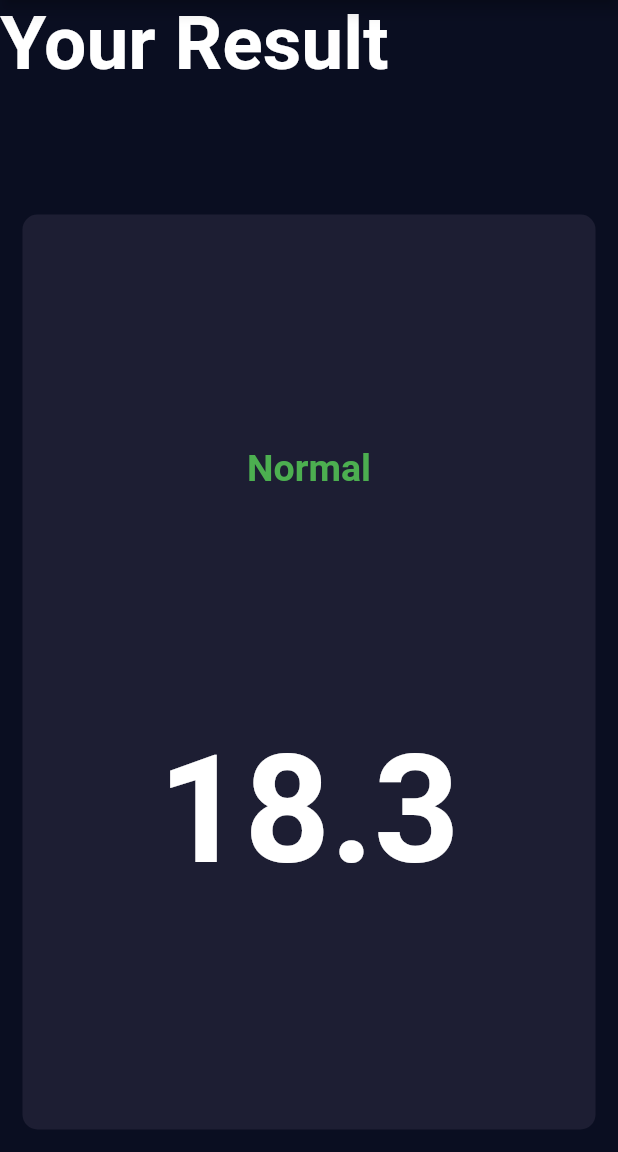
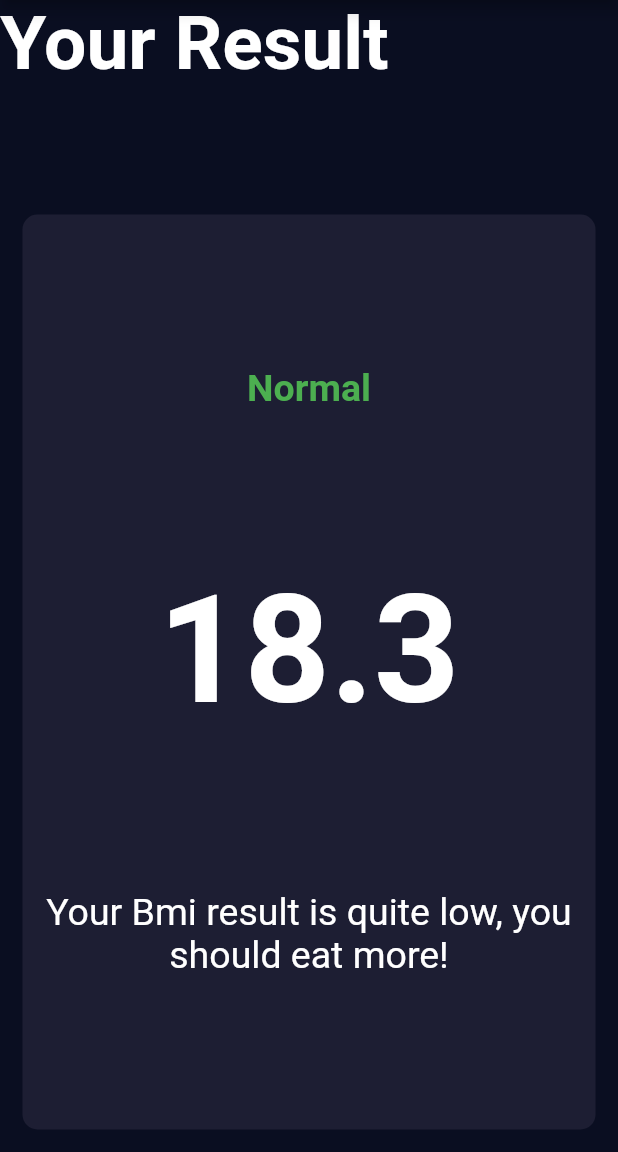
Before and after one commit to mdazadhossain95/BMI-Calculator, a Flutter app: the ResultsPage screen opened directly, on a phone screen of 412 x 824 dp, the part 84-1236 px from its top. Run offline on Flutter 3.47's test engine with Material 2 defaults, Android fonts, the phone set to English and light mode, and no system bars; our stand-ins replace font_awesome_flutter.

Commit message:
create bottom_button.dart, round_icon_button.dart

```diff
--- a/lib/constants.dart
+++ b/lib/constants.dart
@@ -33,3 +33,7 @@ const kBmiTextStyle = TextStyle(
   fontSize: 100.0,
   fontWeight: FontWeight.bold,
 );
+
+const kBodyTextStyle = TextStyle(
+  fontSize: 25.0,
+);
--- a/lib/results_page.dart
+++ b/lib/results_page.dart
@@ -19,9 +19,10 @@ class ResultsPage extends StatelessWidget {
         children: [
           Expanded(
             child: Container(
-                child: const Text('Your Result',
-                style: kTitleTextStyle,),
-
+              child: const Text(
+                'Your Result',
+                style: kTitleTextStyle,
+              ),
             ),
           ),
           Expanded(
@@ -39,12 +40,14 @@ class ResultsPage extends StatelessWidget {
                     Text(
                       '18.3',
                       style: kBmiTextStyle,
-
+                    ),
+                    Text(
+                      'Your Bmi result is quite low, you should eat more!',
+                      textAlign: TextAlign.center,
+                      style: kBodyTextStyle,
                     )
                   ],
-
-              )
-            ),
+                )),
           )
         ],
       ),
```
Also changed, not shown: lib/bottom_button.dart (added, +31 -0 lines), lib/input_page.dart (+10 -37 lines), lib/round_icon_button.dart (added, +23 -0 lines). Lines whose indentation alone changed are shown as unchanged.
